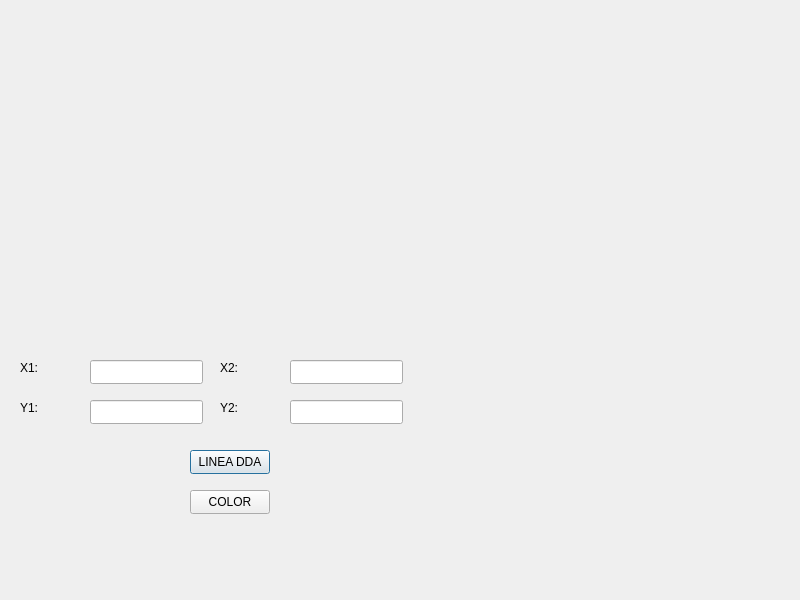
The window that appPrimitivasDeSalida/dialog.ui (axlRoman/Aplicaciones-Graficacion) describes before a commit, drawn with Qt 5.
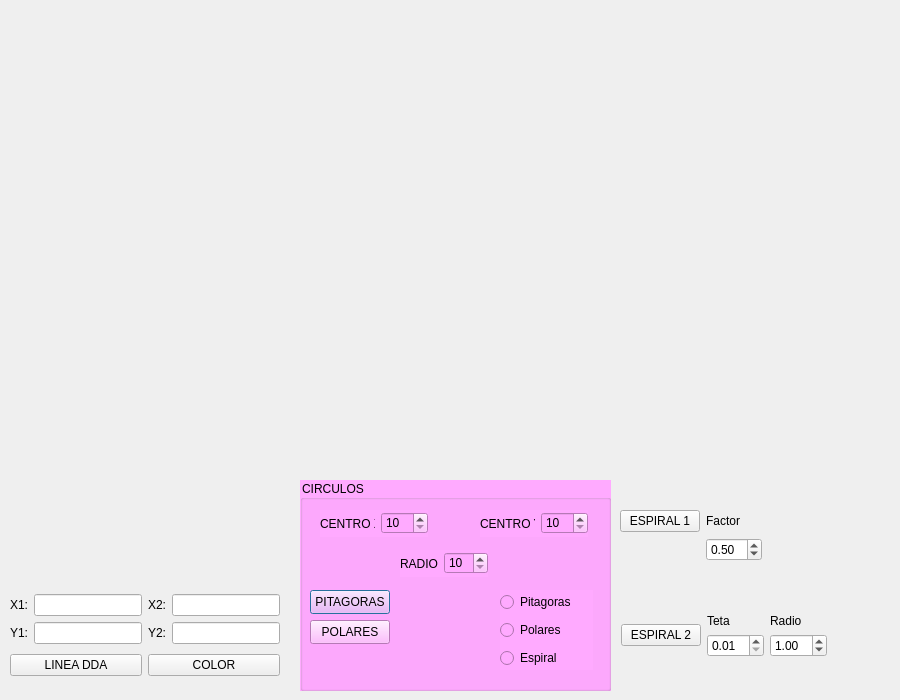
The same window after the commit.

Patch:
```diff
--- a/appPrimitivasDeSalida/dialog.ui
+++ b/appPrimitivasDeSalida/dialog.ui
@@ -6,130 +6,364 @@
    <rect>
     <x>0</x>
     <y>0</y>
-    <width>800</width>
-    <height>600</height>
+    <width>900</width>
+    <height>700</height>
    </rect>
   </property>
   <property name="windowTitle">
    <string>Dialog</string>
   </property>
-  <widget class="QLabel" name="label">
+  <widget class="QGroupBox" name="groupBox">
    <property name="geometry">
     <rect>
-     <x>20</x>
-     <y>360</y>
-     <width>49</width>
-     <height>16</height>
+     <x>300</x>
+     <y>480</y>
+     <width>311</width>
+     <height>211</height>
     </rect>
    </property>
-   <property name="text">
-    <string>X1:</string>
+   <property name="styleSheet">
+    <string notr="true">background-color: rgb(255, 170, 255);
+color: rgb(0, 0, 0);</string>
    </property>
-  </widget>
-  <widget class="QLineEdit" name="lineX1">
-   <property name="geometry">
-    <rect>
-     <x>90</x>
-     <y>360</y>
-     <width>113</width>
-     <height>24</height>
-    </rect>
+   <property name="title">
+    <string>CIRCULOS</string>
    </property>
+   <widget class="QWidget" name="layoutWidget">
+    <property name="geometry">
+     <rect>
+      <x>20</x>
+      <y>30</y>
+      <width>108</width>
+      <height>27</height>
+     </rect>
+    </property>
+    <layout class="QHBoxLayout" name="horizontalLayout_2">
+     <item>
+      <widget class="QLabel" name="label_5">
+       <property name="text">
+        <string>CENTRO X</string>
+       </property>
+      </widget>
+     </item>
+     <item>
+      <widget class="QSpinBox" name="spinBox">
+       <property name="minimum">
+        <number>10</number>
+       </property>
+       <property name="maximum">
+        <number>800</number>
+       </property>
+      </widget>
+     </item>
+    </layout>
+   </widget>
+   <widget class="QWidget" name="layoutWidget">
+    <property name="geometry">
+     <rect>
+      <x>180</x>
+      <y>30</y>
+      <width>108</width>
+      <height>27</height>
+     </rect>
+    </property>
+    <layout class="QHBoxLayout" name="horizontalLayout_3">
+     <item>
+      <widget class="QLabel" name="label_6">
+       <property name="text">
+        <string>CENTRO Y</string>
+       </property>
+      </widget>
+     </item>
+     <item>
+      <widget class="QSpinBox" name="spinBox_2">
+       <property name="minimum">
+        <number>10</number>
+       </property>
+       <property name="maximum">
+        <number>600</number>
+       </property>
+      </widget>
+     </item>
+    </layout>
+   </widget>
+   <widget class="QWidget" name="layoutWidget">
+    <property name="geometry">
+     <rect>
+      <x>100</x>
+      <y>70</y>
+      <width>88</width>
+      <height>27</height>
+     </rect>
+    </property>
+    <layout class="QHBoxLayout" name="horizontalLayout_4">
+     <item>
+      <widget class="QLabel" name="label_7">
+       <property name="text">
+        <string>RADIO</string>
+       </property>
+      </widget>
+     </item>
+     <item>
+      <widget class="QSpinBox" name="spinBox_3">
+       <property name="minimum">
+        <number>10</number>
+       </property>
+       <property name="maximum">
+        <number>300</number>
+       </property>
+      </widget>
+     </item>
+    </layout>
+   </widget>
+   <widget class="QPushButton" name="pushButton_3">
+    <property name="geometry">
+     <rect>
+      <x>10</x>
+      <y>110</y>
+      <width>80</width>
+      <height>24</height>
+     </rect>
+    </property>
+    <property name="text">
+     <string>PITAGORAS</string>
+    </property>
+   </widget>
+   <widget class="QPushButton" name="pushButton_4">
+    <property name="geometry">
+     <rect>
+      <x>10</x>
+      <y>140</y>
+      <width>80</width>
+      <height>24</height>
+     </rect>
+    </property>
+    <property name="text">
+     <string>POLARES</string>
+    </property>
+   </widget>
+   <widget class="QWidget" name="layoutWidget">
+    <property name="geometry">
+     <rect>
+      <x>200</x>
+      <y>110</y>
+      <width>93</width>
+      <height>80</height>
+     </rect>
+    </property>
+    <layout class="QVBoxLayout" name="verticalLayout">
+     <item>
+      <widget class="QRadioButton" name="radioButton1">
+       <property name="text">
+        <string>Pitagoras</string>
+       </property>
+       <attribute name="buttonGroup">
+        <string notr="true">buttonGroup</string>
+       </attribute>
+      </widget>
+     </item>
+     <item>
+      <widget class="QRadioButton" name="radioButton2">
+       <property name="text">
+        <string>Polares</string>
+       </property>
+       <attribute name="buttonGroup">
+        <string notr="true">buttonGroup</string>
+       </attribute>
+      </widget>
+     </item>
+     <item>
+      <widget class="QRadioButton" name="radioButton3">
+       <property name="text">
+        <string>Espiral</string>
+       </property>
+       <attribute name="buttonGroup">
+        <string notr="true">buttonGroup</string>
+       </attribute>
+      </widget>
+     </item>
+    </layout>
+   </widget>
   </widget>
-  <widget class="QLabel" name="label_2">
+  <widget class="QWidget" name="layoutWidget">
    <property name="geometry">
     <rect>
-     <x>20</x>
-     <y>400</y>
-     <width>49</width>
-     <height>16</height>
+     <x>10</x>
+     <y>590</y>
+     <width>270</width>
+     <height>90</height>
     </rect>
    </property>
-   <property name="text">
-    <string>Y1:</string>
-   </property>
+   <layout class="QGridLayout" name="gridLayout_2">
+    <item row="0" column="0">
+     <layout class="QGridLayout" name="gridLayout">
+      <item row="0" column="0">
+       <widget class="QLabel" name="label">
+        <property name="text">
+         <string>X1:</string>
+        </property>
+       </widget>
+      </item>
+      <item row="0" column="1">
+       <widget class="QLineEdit" name="lineX1"/>
+      </item>
+      <item row="0" column="2">
+       <widget class="QLabel" name="label_4">
+        <property name="text">
+         <string>X2:</string>
+        </property>
+       </widget>
+      </item>
+      <item row="0" column="3">
+       <widget class="QLineEdit" name="lineX2"/>
+      </item>
+      <item row="1" column="0">
+       <widget class="QLabel" name="label_2">
+        <property name="text">
+         <string>Y1:</string>
+        </property>
+       </widget>
+      </item>
+      <item row="1" column="1">
+       <widget class="QLineEdit" name="lineY1"/>
+      </item>
+      <item row="1" column="2">
+       <widget class="QLabel" name="label_3">
+        <property name="text">
+         <string>Y2:</string>
+        </property>
+       </widget>
+      </item>
+      <item row="1" column="3">
+       <widget class="QLineEdit" name="lineY2"/>
+      </item>
+     </layout>
+    </item>
+    <item row="1" column="0">
+     <layout class="QHBoxLayout" name="horizontalLayout">
+      <item>
+       <widget class="QPushButton" name="pushButton">
+        <property name="text">
+         <string>LINEA DDA</string>
+        </property>
+       </widget>
+      </item>
+      <item>
+       <widget class="QPushButton" name="pushButton_2">
+        <property name="text">
+         <string>COLOR</string>
+        </property>
+       </widget>
+      </item>
+     </layout>
+    </item>
+   </layout>
   </widget>
-  <widget class="QLineEdit" name="lineY1">
+  <widget class="QWidget" name="layoutWidget">
    <property name="geometry">
     <rect>
-     <x>90</x>
-     <y>400</y>
-     <width>113</width>
-     <height>24</height>
+     <x>620</x>
+     <y>510</y>
+     <width>142</width>
+     <height>79</height>
     </rect>
    </property>
+   <layout class="QFormLayout" name="formLayout">
+    <item row="0" column="1">
+     <widget class="QLabel" name="label_8">
+      <property name="text">
+       <string>Factor</string>
+      </property>
+     </widget>
+    </item>
+    <item row="1" column="1">
+     <widget class="QDoubleSpinBox" name="doubleSpinBox">
+      <property name="minimum">
+       <double>0.100000000000000</double>
+      </property>
+      <property name="singleStep">
+       <double>0.010000000000000</double>
+      </property>
+      <property name="value">
+       <double>0.500000000000000</double>
+      </property>
+     </widget>
+    </item>
+    <item row="0" column="0">
+     <widget class="QPushButton" name="pushButton_5">
+      <property name="text">
+       <string>ESPIRAL 1</string>
+      </property>
+     </widget>
+    </item>
+   </layout>
   </widget>
-  <widget class="QLabel" name="label_3">
+  <widget class="QWidget" name="layoutWidget">
    <property name="geometry">
     <rect>
-     <x>220</x>
-     <y>400</y>
-     <width>49</width>
-     <height>16</height>
+     <x>621</x>
+     <y>610</y>
+     <width>206</width>
+     <height>51</height>
     </rect>
    </property>
-   <property name="text">
-    <string>Y2:</string>
-   </property>
-  </widget>
-  <widget class="QLabel" name="label_4">
-   <property name="geometry">
-    <rect>
-     <x>220</x>
-     <y>360</y>
-     <width>49</width>
-     <height>16</height>
-    </rect>
-   </property>
-   <property name="text">
-    <string>X2:</string>
-   </property>
-  </widget>
-  <widget class="QLineEdit" name="lineX2">
-   <property name="geometry">
-    <rect>
-     <x>290</x>
-     <y>360</y>
-     <width>113</width>
-     <height>24</height>
-    </rect>
-   </property>
-  </widget>
-  <widget class="QLineEdit" name="lineY2">
-   <property name="geometry">
-    <rect>
-     <x>290</x>
-     <y>400</y>
-     <width>113</width>
-     <height>24</height>
-    </rect>
-   </property>
-  </widget>
-  <widget class="QPushButton" name="pushButton">
-   <property name="geometry">
-    <rect>
-     <x>190</x>
-     <y>450</y>
-     <width>80</width>
-     <height>24</height>
-    </rect>
-   </property>
-   <property name="text">
-    <string>LINEA DDA</string>
-   </property>
-  </widget>
-  <widget class="QPushButton" name="pushButton_2">
-   <property name="geometry">
-    <rect>
-     <x>190</x>
-     <y>490</y>
-     <width>80</width>
-     <height>24</height>
-    </rect>
-   </property>
-   <property name="text">
-    <string>COLOR</string>
-   </property>
+   <layout class="QGridLayout" name="gridLayout_3">
+    <item row="0" column="0">
+     <widget class="QPushButton" name="pushButton_6">
+      <property name="text">
+       <string>ESPIRAL 2</string>
+      </property>
+     </widget>
+    </item>
+    <item row="0" column="1">
+     <layout class="QVBoxLayout" name="verticalLayout_3">
+      <item>
+       <widget class="QLabel" name="label_9">
+        <property name="text">
+         <string>Teta</string>
+        </property>
+       </widget>
+      </item>
+      <item>
+       <widget class="QDoubleSpinBox" name="doubleSpinBox_2">
+        <property name="minimum">
+         <double>0.010000000000000</double>
+        </property>
+        <property name="singleStep">
+         <double>0.010000000000000</double>
+        </property>
+        <property name="value">
+         <double>0.010000000000000</double>
+        </property>
+       </widget>
+      </item>
+     </layout>
+    </item>
+    <item row="0" column="2">
+     <layout class="QVBoxLayout" name="verticalLayout_2">
+      <item>
+       <widget class="QLabel" name="label_10">
+        <property name="text">
+         <string>Radio</string>
+        </property>
+       </widget>
+      </item>
+      <item>
+       <widget class="QDoubleSpinBox" name="doubleSpinBox_3">
+        <property name="minimum">
+         <double>0.010000000000000</double>
+        </property>
+        <property name="singleStep">
+         <double>1.000000000000000</double>
+        </property>
+        <property name="value">
+         <double>1.000000000000000</double>
+        </property>
+       </widget>
+      </item>
+     </layout>
+    </item>
+   </layout>
   </widget>
  </widget>
  <resources/>
```
Left out of the diff: 3 changed lines with no effect on the pictures.
